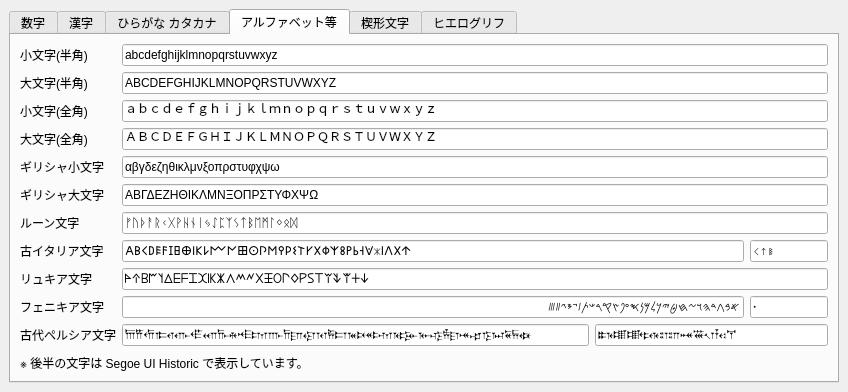
Above: app/fusion/python/rs_fusion/tool/characters/characters.ui from nakano000/Resolve_Script before the change. Below: the same form after it.
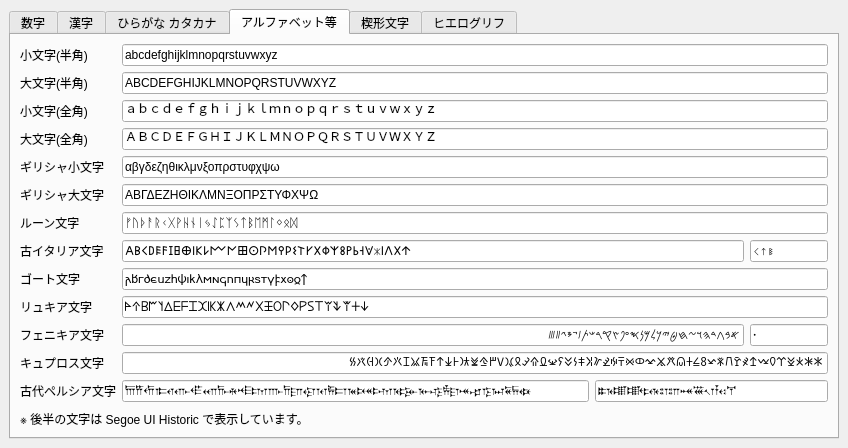
That is the form after the change. The open tabs and pages were chosen to show the change.

Commit message: 対応文字追加

Diff of the .ui file:
```diff
--- a/app/fusion/python/rs_fusion/tool/characters/characters.ui
+++ b/app/fusion/python/rs_fusion/tool/characters/characters.ui
@@ -7,7 +7,7 @@
     <x>0</x>
     <y>0</y>
     <width>848</width>
-    <height>378</height>
+    <height>405</height>
    </rect>
   </property>
   <property name="windowTitle">
@@ -489,14 +489,14 @@
             </item>
            </layout>
           </item>
-          <item row="8" column="0">
+          <item row="9" column="0">
            <widget class="QLabel" name="label_21">
             <property name="text">
              <string>リュキア文字</string>
             </property>
            </widget>
           </item>
-          <item row="8" column="1">
+          <item row="9" column="1">
            <widget class="QLineEdit" name="lineEdit_26">
             <property name="styleSheet">
              <string notr="true">font: 9pt &quot;Segoe UI Historic&quot;</string>
@@ -509,14 +509,14 @@
             </property>
            </widget>
           </item>
-          <item row="9" column="0">
+          <item row="10" column="0">
            <widget class="QLabel" name="label_22">
             <property name="text">
              <string>フェニキア文字</string>
             </property>
            </widget>
           </item>
-          <item row="9" column="1">
+          <item row="10" column="1">
            <layout class="QHBoxLayout" name="horizontalLayout_2" stretch="8,1">
             <item>
              <widget class="QLineEdit" name="lineEdit_27">
@@ -558,14 +558,14 @@
             </item>
            </layout>
           </item>
-          <item row="10" column="0">
+          <item row="12" column="0">
            <widget class="QLabel" name="label_23">
             <property name="text">
              <string>古代ペルシア文字</string>
             </property>
            </widget>
           </item>
-          <item row="10" column="1">
+          <item row="12" column="1">
            <layout class="QHBoxLayout" name="horizontalLayout_3" stretch="2,1">
             <item>
              <widget class="QLineEdit" name="lineEdit_29">
@@ -595,6 +595,46 @@
             </item>
            </layout>
           </item>
+          <item row="11" column="0">
+           <widget class="QLabel" name="label_24">
+            <property name="text">
+             <string>キュプロス文字</string>
+            </property>
+           </widget>
+          </item>
+          <item row="11" column="1">
+           <widget class="QLineEdit" name="lineEdit_31">
+            <property name="styleSheet">
+             <string notr="true">font: 9pt &quot;Segoe UI Historic&quot;</string>
+            </property>
+            <property name="text">
+             <string>𐠀𐠁𐠂𐠃𐠄𐠅𐠈𐠊𐠋𐠌𐠍𐠎𐠏𐠐𐠑𐠒𐠓𐠔𐠕𐠖𐠗𐠘𐠙𐠚𐠛𐠜𐠝𐠞𐠟𐠠𐠡𐠢𐠣𐠤𐠥𐠦𐠧𐠨𐠩𐠪𐠫𐠬𐠭𐠮𐠯𐠰𐠱𐠲𐠳𐠴𐠵𐠷𐠸𐠼𐠿</string>
+            </property>
+            <property name="readOnly">
+             <bool>true</bool>
+            </property>
+           </widget>
+          </item>
+          <item row="8" column="0">
+           <widget class="QLabel" name="label_25">
+            <property name="text">
+             <string>ゴート文字</string>
+            </property>
+           </widget>
+          </item>
+          <item row="8" column="1">
+           <widget class="QLineEdit" name="lineEdit_32">
+            <property name="styleSheet">
+             <string notr="true">font: 9pt &quot;Segoe UI Historic&quot;</string>
+            </property>
+            <property name="text">
+             <string>𐌰𐌱𐌲𐌳𐌴𐌵𐌶𐌷𐌸𐌹𐌺𐌻𐌼𐌽𐌾𐌿𐍀𐍁𐍂𐍃𐍄𐍅𐍆𐍇𐍈𐍉𐍊</string>
+            </property>
+            <property name="readOnly">
+             <bool>true</bool>
+            </property>
+           </widget>
+          </item>
          </layout>
         </item>
         <item>
```
The commit also changes 2 other files.
